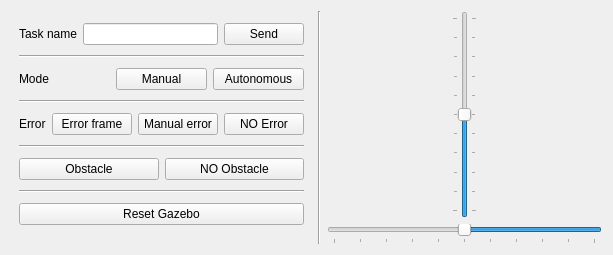
Above: scripts/ui/mobile_app_sim.ui from agribot-2-0/agribot_simulation before the change. Below: the same form after it.
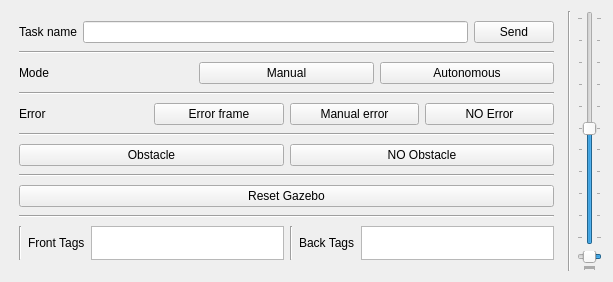
That is the form after the change.

Commit message: Added RFID task field to mobile app UI. Changed RFID service name to match the one in hal_rfid

What changed in the file:
```diff
--- a/scripts/ui/mobile_app_sim.ui
+++ b/scripts/ui/mobile_app_sim.ui
@@ -7,7 +7,7 @@
     <x>0</x>
     <y>0</y>
     <width>613</width>
-    <height>255</height>
+    <height>282</height>
    </rect>
   </property>
   <property name="windowTitle">
@@ -148,7 +148,7 @@
         </layout>
        </item>
        <item>
-        <widget class="Line" name="line_5">
+        <widget class="Line" name="line_6">
          <property name="orientation">
           <enum>Qt::Horizontal</enum>
          </property>
@@ -165,6 +165,77 @@
          </item>
         </layout>
        </item>
+       <item>
+        <widget class="Line" name="line_5">
+         <property name="orientation">
+          <enum>Qt::Horizontal</enum>
+         </property>
+        </widget>
+       </item>
+       <item>
+        <layout class="QHBoxLayout" name="horizontalLayout_9">
+         <item>
+          <widget class="Line" name="line_8">
+           <property name="orientation">
+            <enum>Qt::Vertical</enum>
+           </property>
+          </widget>
+         </item>
+         <item>
+          <widget class="QLabel" name="label_5">
+           <property name="text">
+            <string>Front Tags</string>
+           </property>
+          </widget>
+         </item>
+         <item alignment="Qt::AlignHCenter">
+          <widget class="QListWidget" name="front_tags">
+           <property name="sizePolicy">
+            <sizepolicy hsizetype="Expanding" vsizetype="Minimum">
+             <horstretch>0</horstretch>
+             <verstretch>0</verstretch>
+            </sizepolicy>
+           </property>
+           <property name="maximumSize">
+            <size>
+             <width>16777215</width>
+             <height>34</height>
+            </size>
+           </property>
+          </widget>
+         </item>
+         <item>
+          <widget class="Line" name="line_7">
+           <property name="orientation">
+            <enum>Qt::Vertical</enum>
+           </property>
+          </widget>
+         </item>
+         <item>
+          <widget class="QLabel" name="label_3">
+           <property name="text">
+            <string>Back Tags</string>
+           </property>
+          </widget>
+         </item>
+         <item alignment="Qt::AlignHCenter">
+          <widget class="QListWidget" name="back_tags">
+           <property name="sizePolicy">
+            <sizepolicy hsizetype="Expanding" vsizetype="Minimum">
+             <horstretch>0</horstretch>
+             <verstretch>0</verstretch>
+            </sizepolicy>
+           </property>
+           <property name="maximumSize">
+            <size>
+             <width>16777215</width>
+             <height>34</height>
+            </size>
+           </property>
+          </widget>
+         </item>
+        </layout>
+       </item>
       </layout>
      </item>
      <item>
```
The commit also changes 2 other files.
